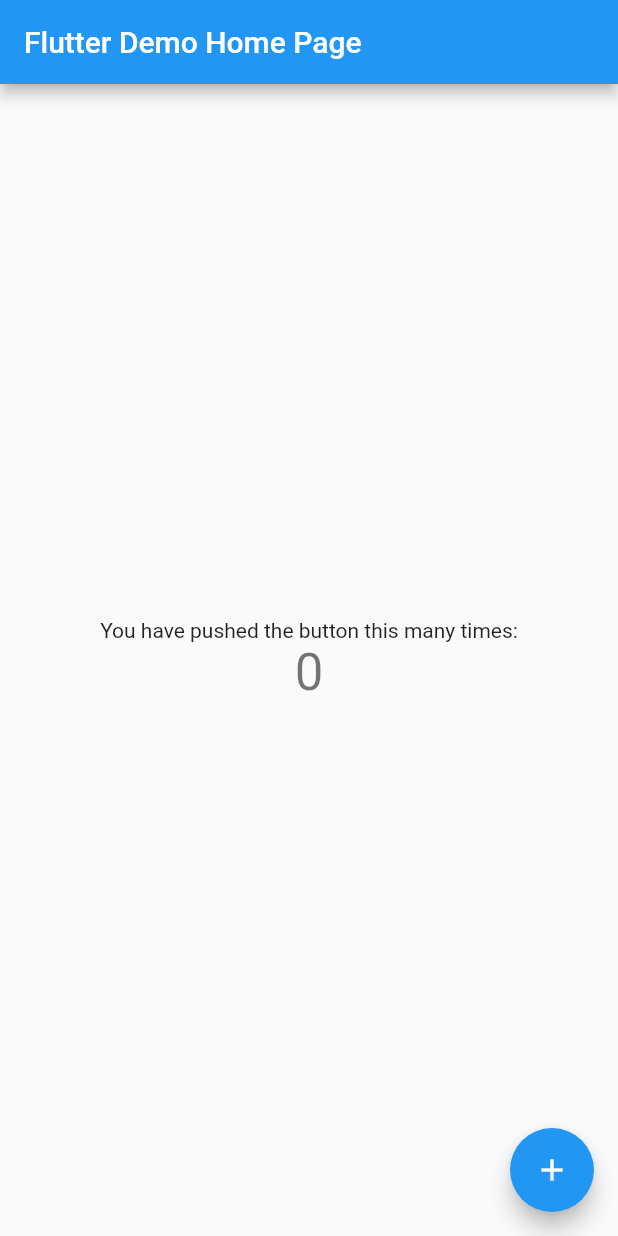
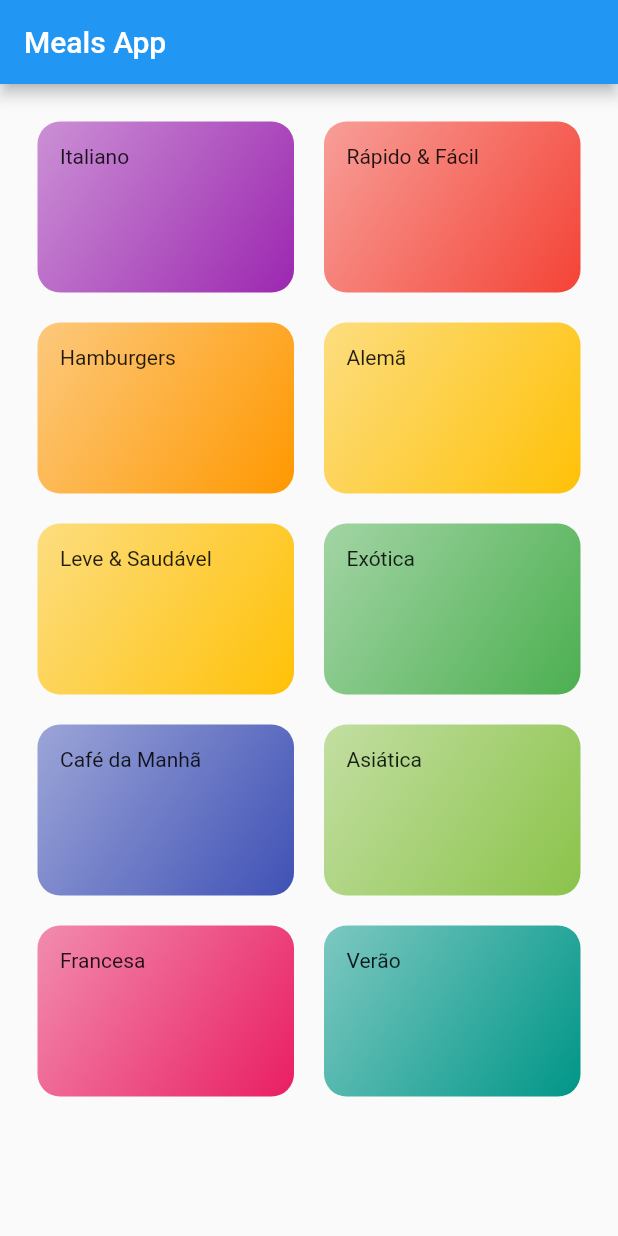
Before and after one commit to MateusLim4/meals_app, a Flutter app: the screen it shows after launch, on a phone screen of 412 x 824 dp. Run offline on Flutter 3.47's test engine with Material 2 defaults, Android fonts, the phone set to English and light mode, and no system bars.

Commit message:
Feat: category screen

```diff
--- /dev/null
+++ b/lib/data/dummy_data.dart
@@ -0,0 +1,56 @@
+import 'package:flutter/material.dart';
+
+import '../models/category.dart';
+
+const dummyCategories = [
+  Category(
+    id: 'c1',
+    title: 'Italiano',
+    color: Colors.purple,
+  ),
+  Category(
+    id: 'c2',
+    title: 'Rápido & Fácil',
+    color: Colors.red,
+  ),
+  Category(
+    id: 'c3',
+    title: 'Hamburgers',
+    color: Colors.orange,
+  ),
+  Category(
+    id: 'c4',
+    title: 'Alemã',
+    color: Colors.amber,
+  ),
+  Category(
+    id: 'c5',
+    title: 'Leve & Saudável',
+    color: Colors.amber,
+  ),
+  Category(
+    id: 'c6',
+    title: 'Exótica',
+    color: Colors.green,
+  ),
+  Category(
+    id: 'c7',
+    title: 'Café da Manhã',
+    color: Colors.indigo,
+  ),
+  Category(
+    id: 'c8',
+    title: 'Asiática',
+    color: Colors.lightGreen,
+  ),
+  Category(
+    id: 'c9',
+    title: 'Francesa',
+    color: Colors.pink,
+  ),
+  Category(
+    id: 'c10',
+    title: 'Verão',
+    color: Colors.teal,
+  ),
+];
--- a/lib/main.dart
+++ b/lib/main.dart
@@ -1,115 +1,20 @@
-import 'package:flutter/material.dart';
+import "package:flutter/material.dart";
+import 'package:meals_app/screens/categories_screen.dart';
 
 void main() {
-  runApp(const MyApp());
+  runApp(const MealsApp());
 }
 
-class MyApp extends StatelessWidget {
-  const MyApp({super.key});
+class MealsApp extends StatelessWidget {
+  const MealsApp({super.key});
 
-  // This widget is the root of your application.
   @override
   Widget build(BuildContext context) {
     return MaterialApp(
-      title: 'Flutter Demo',
-      theme: ThemeData(
-        // This is the theme of your application.
-        //
-        // Try running your application with "flutter run". You'll see the
-        // application has a blue toolbar. Then, without quitting the app, try
-        // changing the primarySwatch below to Colors.green and then invoke
-        // "hot reload" (press "r" in the console where you ran "flutter run",
-        // or simply save your changes to "hot reload" in a Flutter IDE).
-        // Notice that the counter didn't reset back to zero; the application
-        // is not restarted.
-        primarySwatch: Colors.blue,
-      ),
-      home: const MyHomePage(title: 'Flutter Demo Home Page'),
+      title: "Vamos Cozinhar?",
+      theme: ThemeData(primaryColor: Colors.blue),
+      home: const CategoriesScreen(),
+      debugShowCheckedModeBanner: false,
     );
   }
 }
-
-class MyHomePage extends StatefulWidget {
-  const MyHomePage({super.key, required this.title});
-
-  // This widget is the home page of your application. It is stateful, meaning
-  // that it has a State object (defined below) that contains fields that affect
-  // how it looks.
-
-  // This class is the configuration for the state. It holds the values (in this
-  // case the title) provided by the parent (in this case the App widget) and
-  // used by the build method of the State. Fields in a Widget subclass are
-  // always marked "final".
-
-  final String title;
-
-  @override
-  State<MyHomePage> createState() => _MyHomePageState();
-}
-
-class _MyHomePageState extends State<MyHomePage> {
-  int _counter = 0;
-
-  void _incrementCounter() {
-    setState(() {
-      // This call to setState tells the Flutter framework that something has
-      // changed in this State, which causes it to rerun the build method below
-      // so that the display can reflect the updated values. If we changed
-      // _counter without calling setState(), then the build method would not be
-      // called again, and so nothing would appear to happen.
-      _counter++;
-    });
-  }
-
-  @override
-  Widget build(BuildContext context) {
-    // This method is rerun every time setState is called, for instance as done
-    // by the _incrementCounter method above.
-    //
-    // The Flutter framework has been optimized to make rerunning build methods
-    // fast, so that you can just rebuild anything that needs updating rather
-    // than having to individually change instances of widgets.
-    return Scaffold(
-      appBar: AppBar(
-        // Here we take the value from the MyHomePage object that was created by
-        // the App.build method, and use it to set our appbar title.
-        title: Text(widget.title),
-      ),
-      body: Center(
-        // Center is a layout widget. It takes a single child and positions it
-        // in the middle of the parent.
-        child: Column(
-          // Column is also a layout widget. It takes a list of children and
-          // arranges them vertically. By default, it sizes itself to fit its
-          // children horizontally, and tries to be as tall as its parent.
-          //
-          // Invoke "debug painting" (press "p" in the console, choose the
-          // "Toggle Debug Paint" action from the Flutter Inspector in Android
-          // Studio, or the "Toggle Debug Paint" command in Visual Studio Code)
-          // to see the wireframe for each widget.
-          //
-          // Column has various properties to control how it sizes itself and
-          // how it positions its children. Here we use mainAxisAlignment to
-          // center the children vertically; the main axis here is the vertical
-          // axis because Columns are vertical (the cross axis would be
-          // horizontal).
-          mainAxisAlignment: MainAxisAlignment.center,
-          children: <Widget>[
-            const Text(
-              'You have pushed the button this many times:',
-            ),
-            Text(
-              '$_counter',
-              style: Theme.of(context).textTheme.headline4,
-            ),
-          ],
-        ),
-      ),
-      floatingActionButton: FloatingActionButton(
-        onPressed: _incrementCounter,
-        tooltip: 'Increment',
-        child: const Icon(Icons.add),
-      ), // This trailing comma makes auto-formatting nicer for build methods.
-    );
-  }
-}
--- /dev/null
+++ b/lib/models/category.dart
@@ -0,0 +1,13 @@
+import 'package:flutter/material.dart';
+
+class Category {
+  final String id;
+  final String title;
+  final Color color;
+
+  const Category({
+    required this.id,
+    required this.title,
+    this.color = Colors.orange,
+  });
+}
--- /dev/null
+++ b/lib/screens/categories_screen.dart
@@ -0,0 +1,26 @@
+import 'package:flutter/material.dart';
+import 'package:meals_app/data/dummy_data.dart';
+import 'package:meals_app/widgets/category_item.dart';
+
+class CategoriesScreen extends StatelessWidget {
+  const CategoriesScreen({Key? key}) : super(key: key);
+
+  @override
+  Widget build(BuildContext context) {
+    return Scaffold(
+      appBar: AppBar(title: const Text("Meals App")),
+      body: GridView(
+        padding: const EdgeInsets.all(25),
+        gridDelegate: const SliverGridDelegateWithMaxCrossAxisExtent(
+          maxCrossAxisExtent: 200,
+          childAspectRatio: 3 / 2,
+          crossAxisSpacing: 20,
+          mainAxisSpacing: 20,
+        ),
+        children: dummyCategories.map((cat) {
+          return CategoryItem(category: cat);
+        }).toList(),
+      ),
+    );
+  }
+}
--- /dev/null
+++ b/lib/widgets/category_item.dart
@@ -0,0 +1,27 @@
+import 'package:flutter/material.dart';
+
+import '../models/category.dart';
+
+class CategoryItem extends StatelessWidget {
+  final Category category;
+  const CategoryItem({Key? key, required this.category}) : super(key: key);
+
+  @override
+  Widget build(BuildContext context) {
+    return Container(
+      padding: const EdgeInsets.all(15),
+      decoration: BoxDecoration(
+        borderRadius: BorderRadius.circular(15),
+        gradient: LinearGradient(
+          colors: [
+            category.color.withOpacity(0.5),
+            category.color,
+          ],
+          begin: Alignment.topLeft,
+          end: Alignment.bottomRight,
+        ),
+      ),
+      child: Text(category.title),
+    );
+  }
+}
```
Also changed, not shown: 1 other file.
